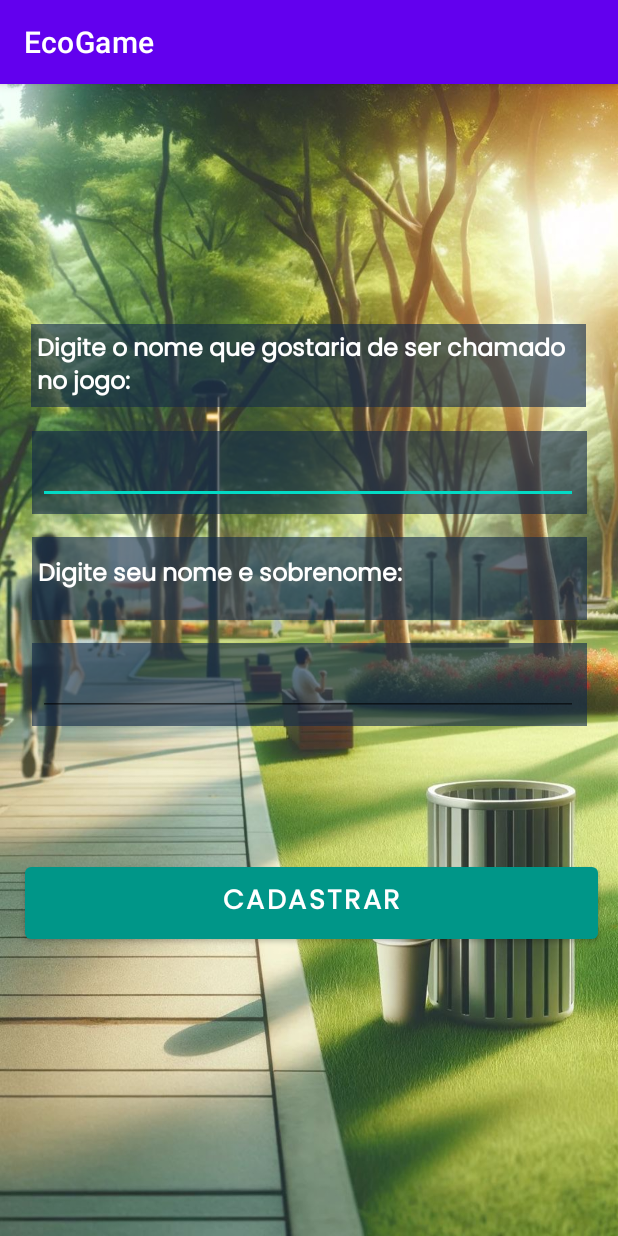
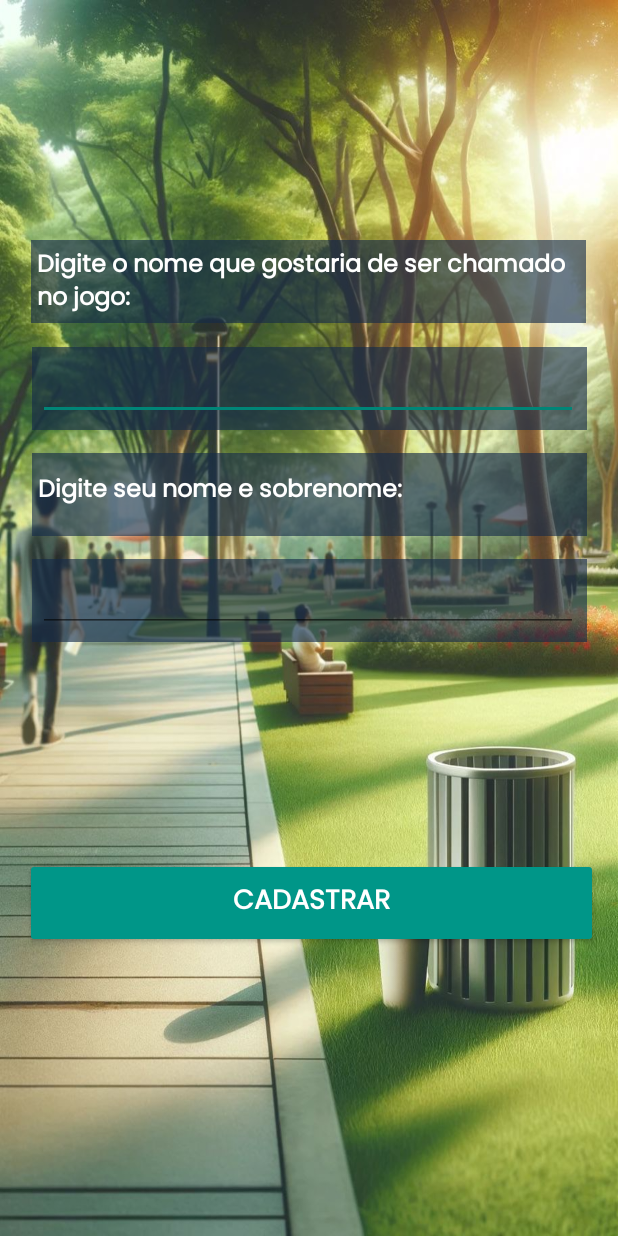
Before and after one commit to 2024-1-NADS3/Projeto12, an Android app: the screen2_login screen opened directly, with no data from a screen before it, after a tap on "CADASTRAR", on a phone screen of 412 x 824 dp. Run offline under Robolectric (Android 15) with nearby library versions, the phone set to English and light mode, and no system bars; our stand-ins replace Volley.

Commit message:
atualização do layout

```diff
--- a/app/src/main/java/com/example/ecogame/screen2_login.java
+++ b/app/src/main/java/com/example/ecogame/screen2_login.java
@@ -57,7 +57,8 @@ public class screen2_login extends AppCompatActivity {
                     Intent in = new Intent(screen2_login.this, screen3_welcome.class);
                     startActivity(in);
                 } else {
-                    Toast.makeText(getApplicationContext(), "Por favor, preencha todos os campos.", Toast.LENGTH_SHORT).show();
+                    Toast.makeText(getApplicationContext(), "Por favor, preencha todos os campos" +
+                            ".", Toast.LENGTH_SHORT).show();
                 }
             }
         });
@@ -74,19 +75,22 @@ public class screen2_login extends AppCompatActivity {
             e.printStackTrace();
         }
 
-        StringRequest request = new StringRequest(Request.Method.POST, url, new Response.Listener<String>() {
+        StringRequest request = new StringRequest(Request.Method.POST, url,
+                new Response.Listener<String>() {
             @Override
             public void onResponse(String response) {
                 // Tratar a resposta do servidor, se necessário
                 Log.d("Response", response.toString());
-                Toast.makeText(getApplicationContext(), "Dados cadastrados com sucesso!", Toast.LENGTH_SHORT).show();
+                Toast.makeText(getApplicationContext(), "Dados cadastrados com sucesso!",
+                        Toast.LENGTH_SHORT).show();
             }
         }, new Response.ErrorListener() {
             @Override
             public void onErrorResponse(VolleyError error) {
                 // Tratar erros de comunicação com o servidor
                 Log.e("Error", error.toString());
-                Toast.makeText(getApplicationContext(), "Erro ao cadastrar dados. Por favor, tente novamente.", Toast.LENGTH_SHORT).show();
+                Toast.makeText(getApplicationContext(), "Erro ao cadastrar dados. Por favor, " +
+                        "tente novamente.", Toast.LENGTH_SHORT).show();
             }
         }) {
             @Override
--- a/app/src/main/res/values-night/themes.xml
+++ b/app/src/main/res/values-night/themes.xml
@@ -1,6 +1,6 @@
 <resources xmlns:tools="http://schemas.android.com/tools">
     <!-- Base application theme. -->
-    <style name="Theme.EcoGame" parent="Theme.MaterialComponents.DayNight.DarkActionBar">
+    <style name="Theme.EcoGame" parent="Theme.AppCompat.DayNight.NoActionBar">
         <!-- Primary brand color. -->
         <item name="colorPrimary">@color/purple_200</item>
         <item name="colorPrimaryVariant">@color/purple_700</item>
--- a/app/src/main/res/values/themes.xml
+++ b/app/src/main/res/values/themes.xml
@@ -1,6 +1,6 @@
 <resources xmlns:tools="http://schemas.android.com/tools">
     <!-- Base application theme. -->
-    <style name="Theme.EcoGame" parent="Theme.MaterialComponents.DayNight.DarkActionBar">
+    <style name="Theme.EcoGame" parent="Theme.AppCompat.DayNight.NoActionBar">
         <!-- Primary brand color. -->
         <item name="colorPrimary">@color/purple_500</item>
         <item name="colorPrimaryVariant">@color/purple_700</item>
```
